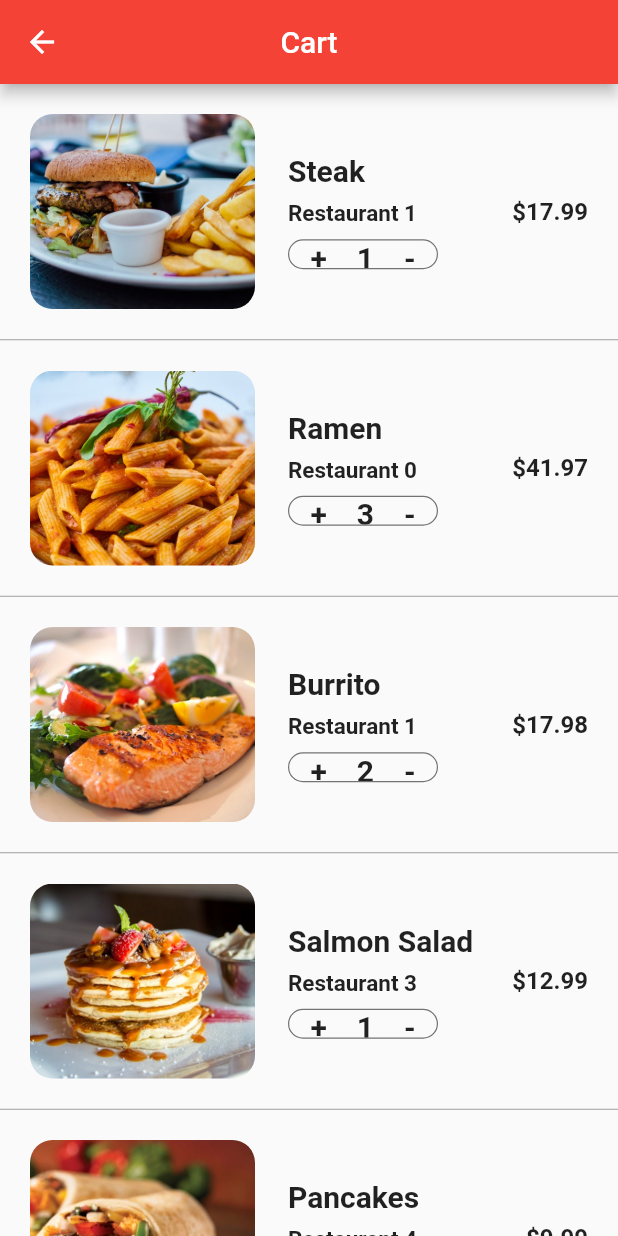
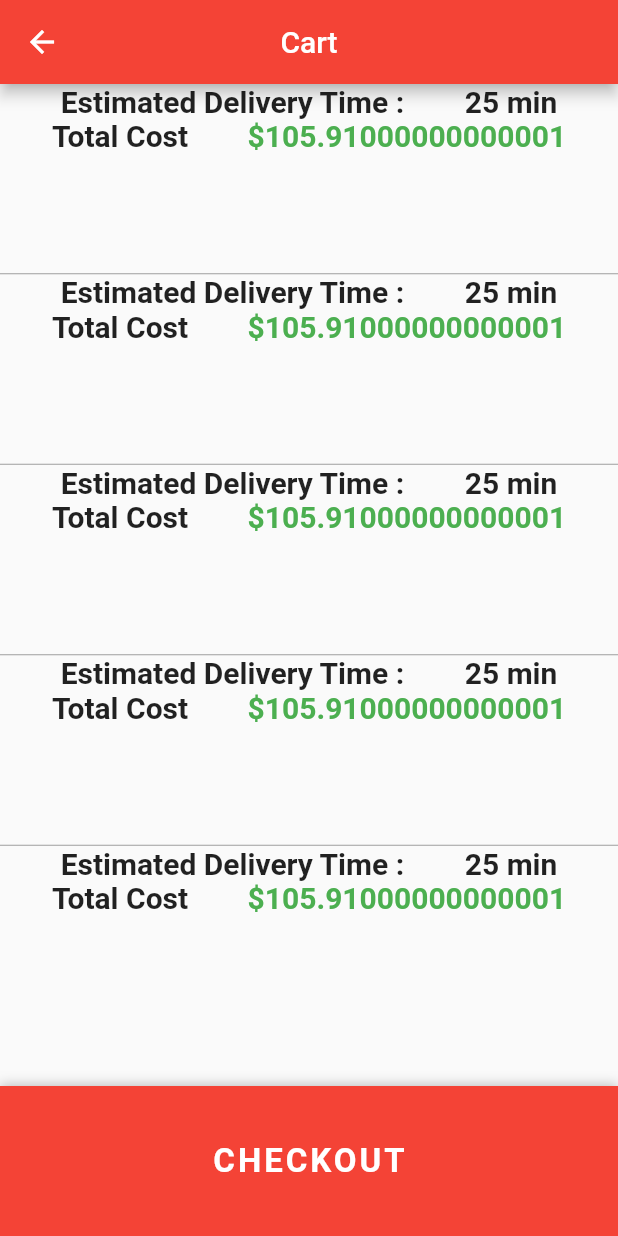
Before and after one commit to chaudharyjatin115/food_delivery, a Flutter app: the CartScreen screen opened directly, on a phone screen of 412 x 824 dp. Run offline on Flutter 3.47's test engine with Material 2 defaults, Android fonts, the light colour scheme and no system bars.

Commit message:
finalizing and improving cart  screen

```diff
--- a/lib/screens/cart_screen.dart
+++ b/lib/screens/cart_screen.dart
@@ -1,6 +1,7 @@
 // ignore_for_file: prefer_const_constructors
 import 'package:flutter/material.dart';
 import 'package:food_delivery/data/data.dart';
+import 'package:food_delivery/models/order.dart';
 
 class CartScreen extends StatefulWidget {
   const CartScreen({Key? key}) : super(key: key);
@@ -12,13 +13,18 @@ class CartScreen extends StatefulWidget {
 class _CartScreenState extends State<CartScreen> {
   @override
   Widget build(BuildContext context) {
+    double totalPrice = 0;
+    currentUser.cart!.forEach((Order order) =>
+        totalPrice += order.quantity! * order.food!.price!.toDouble());
     return Scaffold(
       appBar: AppBar(
         centerTitle: true,
         title: Text('Cart'),
       ),
       body: ListView.separated(
-          itemBuilder: (BuildContext context, int index) => Container(
+          itemBuilder: (BuildContext context, int index) {
+            if (index < currentUser.cart!.length) {
+              Container(
                 height: 170.0,
                 padding: EdgeInsets.all(20.0),
                 child: Row(
@@ -110,30 +116,6 @@ class _CartScreenState extends State<CartScreen> {
                                               fontSize: 20.0,
                                               fontWeight: FontWeight.w600),
                                         ),
-
-                                        // IconButton(
-                                        //     color:
-                                        //         Theme.of(context).primaryColor,
-                                        //     iconSize: 8.0,
-                                        //     onPressed: () {},
-                                        //     icon: Icon(Icons.add)),
-                                        // SizedBox(
-                                        //   width: 2.0,
-                                        // ),
-                                        // Text(
-                                        //   currentUser.orders![index].quantity
-                                        //       .toString(),
-                                        //   style: TextStyle(fontSize: 10.0),
-                                        // ),
-                                        // SizedBox(
-                                        //   width: 2.0,
-                                        // ),
-                                        // IconButton(
-                                        //     color:
-                                        //         Theme.of(context).primaryColor,
-                                        //     iconSize: 8.0,
-                                        //     onPressed: () {},
-                                        //     icon: Icon(Icons.add)),
                                       ],
                                     ),
                                   )
@@ -151,7 +133,48 @@ class _CartScreenState extends State<CartScreen> {
                     )
                   ],
                 ),
-              ),
+              );
+            }
+            return Column(
+              children: [
+                Row(
+                  mainAxisAlignment: MainAxisAlignment.spaceEvenly,
+                  children: const [
+                    Text(
+                      'Estimated Delivery Time :',
+                      style: TextStyle(
+                          fontSize: 20.0, fontWeight: FontWeight.w600),
+                    ),
+                    Text(
+                      '25 min',
+                      style: TextStyle(
+                          fontSize: 20.0, fontWeight: FontWeight.w600),
+                    )
+                  ],
+                ),
+                Row(
+                  mainAxisAlignment: MainAxisAlignment.spaceEvenly,
+                  children: [
+                    Text(
+                      'Total Cost ',
+                      style: TextStyle(
+                          fontSize: 20.0, fontWeight: FontWeight.w600),
+                    ),
+                    Text(
+                      '\$$totalPrice',
+                      style: TextStyle(
+                          color: Colors.green,
+                          fontSize: 20.0,
+                          fontWeight: FontWeight.w600),
+                    )
+                  ],
+                ),
+                SizedBox(
+                  height: 80.0,
+                )
+              ],
+            );
+          },
           separatorBuilder: (BuildContext context, int index) {
             return const Divider(
               height: 1.0,
@@ -159,6 +182,27 @@ class _CartScreenState extends State<CartScreen> {
             );
           },
           itemCount: currentUser.cart!.length),
+      bottomSheet: Container(
+        child: TextButton(
+            onPressed: () {},
+            child: Text(
+              'CHECKOUT',
+              style: TextStyle(
+                  color: Colors.white,
+                  fontSize: 22.0,
+                  fontWeight: FontWeight.bold,
+                  letterSpacing: 2.0),
+            )),
+        decoration: BoxDecoration(
+          boxShadow: const [
+            BoxShadow(
+                color: Colors.black26, offset: Offset(0, -1), blurRadius: 6.0),
+          ],
+          color: Theme.of(context).primaryColor,
+        ),
+        height: 100.0,
+        width: MediaQuery.of(context).size.width,
+      ),
     );
   }
 }
```
